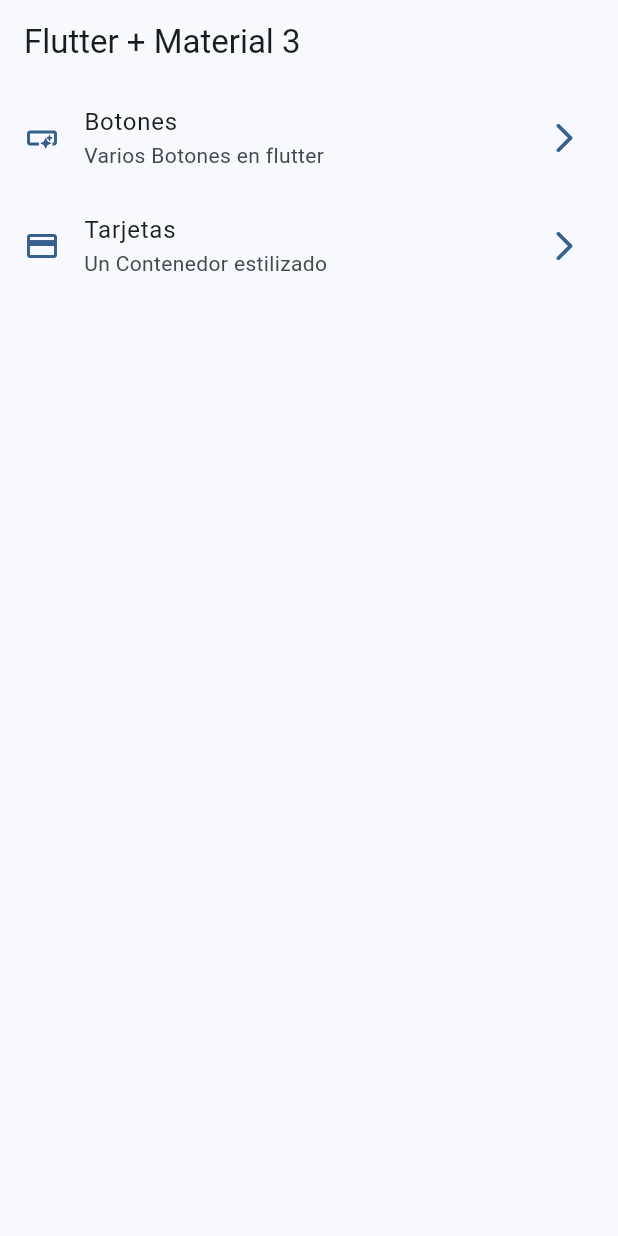
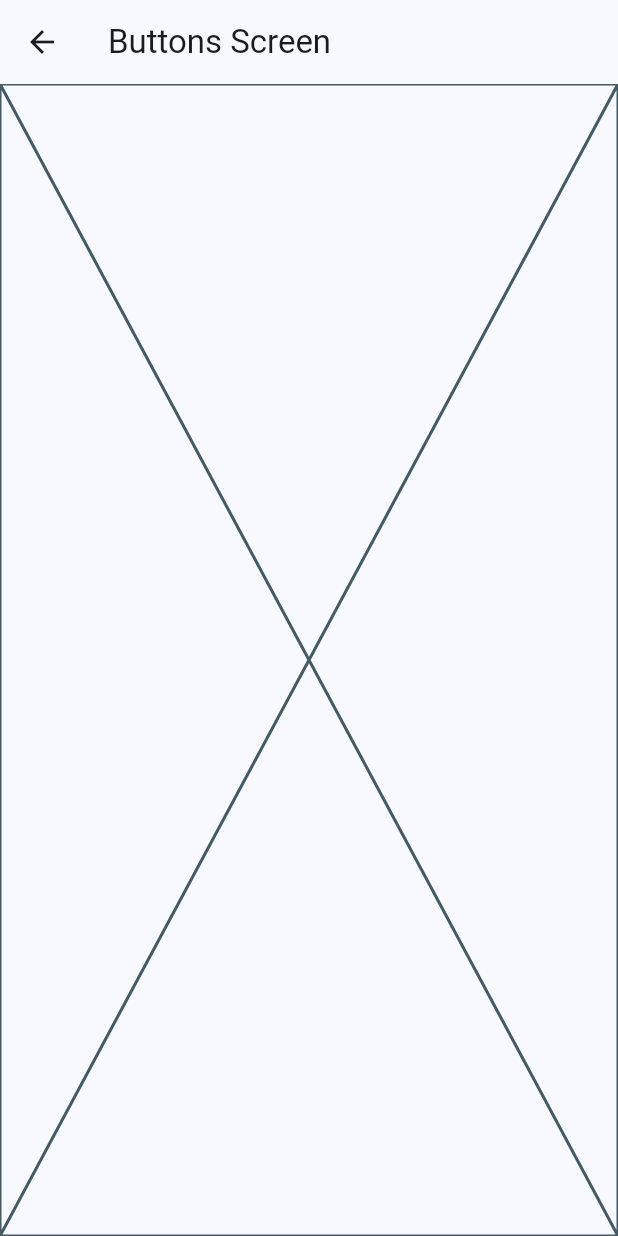
Before and after one commit to mdavidrodriguez/widgets_app, a Flutter app: the screen it shows after launch, after a tap on "Botones", on a phone screen of 412 x 824 dp. Run offline on Flutter 3.47's test engine with Material 2 defaults, Android fonts, the phone set to English and light mode, and no system bars; our stand-ins replace go_router.

Commit message:
go router onfigurado

```diff
--- a/lib/config/menu/menu_items.dart
+++ b/lib/config/menu/menu_items.dart
@@ -22,6 +22,6 @@ const appMenuItems = <MenuItem>[
   MenuItem(
       title: 'Tarjetas',
       subTitle: 'Un Contenedor estilizado',
-      link: '/card',
+      link: '/cards',
       icon: Icons.credit_card),
 ];
--- /dev/null
+++ b/lib/config/router/app_router.dart
@@ -0,0 +1,21 @@
+import 'package:go_router/go_router.dart';
+import 'package:widgets_app/presentation/screens.dart';
+
+// GoRouter configuration
+final appRouter = GoRouter(
+  initialLocation: '/',
+  routes: [
+    GoRoute(
+      path: '/',
+      builder: (context, state) => const HomeScreen(),
+    ),
+    GoRoute(
+      path: '/buttons',
+      builder: (context, state) => const ButtonsScreen(),
+    ),
+    GoRoute(
+      path: '/cards',
+      builder: (context, state) => const CardsScreen(),
+    ),
+  ],
+);
--- a/lib/main.dart
+++ b/lib/main.dart
@@ -1,6 +1,6 @@
 import 'package:flutter/material.dart';
+import 'package:widgets_app/config/router/app_router.dart';
 import 'package:widgets_app/config/theme/app_theme.dart';
-import 'package:widgets_app/presentation/screens/home/home_screen.dart';
 
 void main() {
   runApp(const MainApp());
@@ -8,12 +8,12 @@ void main() {
 
 class MainApp extends StatelessWidget {
   const MainApp({super.key});
-
   @override
   Widget build(BuildContext context) {
-    return MaterialApp(
-        debugShowCheckedModeBanner: false,
-        theme: AppTheme(selectedColor: 0).getTheme(),
-        home: const HomeScreen());
+    return MaterialApp.router(
+      routerConfig: appRouter,
+      debugShowCheckedModeBanner: false,
+      theme: AppTheme(selectedColor: 0).getTheme(),
+    );
   }
 }
--- /dev/null
+++ b/lib/presentation/screens.dart
@@ -0,0 +1,3 @@
+export 'package:widgets_app/presentation/screens/buttons/buttons_screen.dart';
+export 'package:widgets_app/presentation/screens/cards/cards_screen.dart';
+export 'package:widgets_app/presentation/screens/home/home_screen.dart';
--- /dev/null
+++ b/lib/presentation/screens/buttons/buttons_screen.dart
@@ -0,0 +1,15 @@
+import 'package:flutter/material.dart';
+
+class ButtonsScreen extends StatelessWidget {
+  const ButtonsScreen({super.key});
+
+  @override
+  Widget build(BuildContext context) {
+    return Scaffold(
+      appBar: AppBar(
+        title: const Text('Buttons Screen'),
+      ),
+      body: const Placeholder(),
+    );
+  }
+}
--- /dev/null
+++ b/lib/presentation/screens/cards/cards_screen.dart
@@ -0,0 +1,15 @@
+import 'package:flutter/material.dart';
+
+class CardsScreen extends StatelessWidget {
+  const CardsScreen({super.key});
+
+  @override
+  Widget build(BuildContext context) {
+    return Scaffold(
+      appBar: AppBar(
+        title: const Text('Cards Screen'),
+      ),
+      body: const Placeholder(),
+    );
+  }
+}
--- a/lib/presentation/screens/home/home_screen.dart
+++ b/lib/presentation/screens/home/home_screen.dart
@@ -1,4 +1,5 @@
 import 'package:flutter/material.dart';
+import 'package:go_router/go_router.dart';
 import 'package:widgets_app/config/menu/menu_items.dart';
 
 class HomeScreen extends StatelessWidget {
@@ -53,7 +54,15 @@ class _CustomListTile extends StatelessWidget {
       title: Text(menuItem.title),
       subtitle: Text(menuItem.subTitle),
       onTap: () {
-        // Todo: Navegar a otra pantalla
+        // Navigator.of(context).push(
+        //   MaterialPageRoute(
+        //     builder: (context) => const ButtonsScreen(),
+        //   ),
+        // );
+
+        // Navigator.pushNamed(context, menuItem.link);
+
+        context.push(menuItem.link);
       },
     );
   }
--- a/pubspec.yaml
+++ b/pubspec.yaml
@@ -9,11 +9,12 @@ environment:
 dependencies:
   flutter:
     sdk: flutter
+  go_router: ^10.0.0
 
 dev_dependencies:
+  flutter_lints: ^2.0.0
   flutter_test:
     sdk: flutter
-  flutter_lints: ^2.0.0
 
 flutter:
   uses-material-design: true
```
Also changed, not shown: pubspec.lock.
